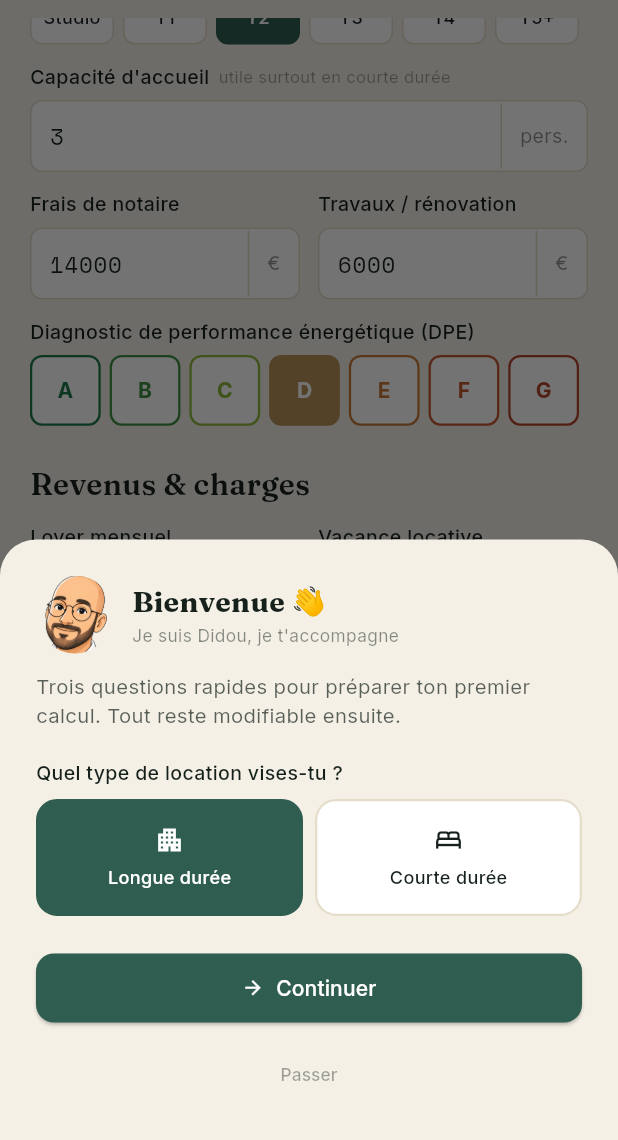
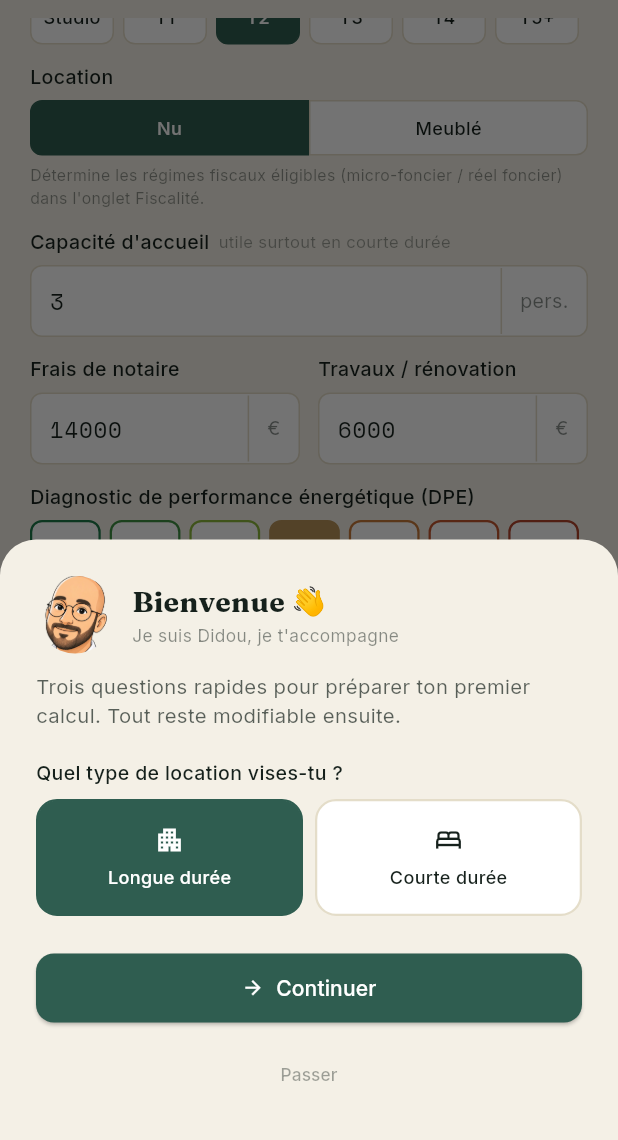
Before and after one commit to didouscossss/Didou-immo, a Flutter app: the screen it shows once a user with an empty profile is signed in, scrolled down 576 dp, on a phone screen of 412 x 824 dp, the part 77-1217 px from its top. Run offline on Flutter 3.47's test engine with Material 3 defaults, Android fonts, the phone set to English and light mode, and no system bars; our stand-ins replace cloud_firestore, cloud_functions, firebase_auth, firebase_core, fl_chart, flutter_map and 5 more; accounts and stored records are empty.

Commit message:
Ajouter le choix meublé / nu dans les caractéristiques du bien
Le calcul des régimes fiscaux (micro-foncier/réel foncier pour le nu,
LMNP micro-BIC/réel pour le meublé) supposait jusqu'ici que les deux
familles de régimes étaient toujours éligibles simultanément en
longue durée, faute de savoir si le bien était meublé — ce qui n'a pas
de sens fiscalement (l'un ou l'autre, jamais les deux).

Ajout d'un choix "Nu / Meublé" dans les caractéristiques du bien
(onglet Bien, visible en longue durée uniquement — la courte durée est
toujours meublée par nature). PropertyInput.meuble détermine
maintenant l'éligibilité réelle des régimes dans computeRegimes ;
l'onglet Fiscalité grise déjà les régimes non éligibles, donc ce choix
s'y reflète directement sans changement d'affichage nécessaire.

Co-Authored-By: Claude Sonnet 5 <noreply@anthropic.com>
Claude-Session: https://claude.ai/code/session_01NBqLjwkqjP62ZSYp1E2rxG

```diff
--- a/lib/screens/rendement/calc_screen.dart
+++ b/lib/screens/rendement/calc_screen.dart
@@ -201,6 +201,52 @@ class _CalcScreenState extends State<CalcScreen> {
             );
           }).toList(),
         ),
+        if (form.mode == RentalMode.longue) ...[
+          const SizedBox(height: 12),
+          Text('Location', style: AppTextStyles.sans(fontSize: 13, fontWeight: FontWeight.w500, color: AppColors.ink)),
+          const SizedBox(height: 6),
+          Row(children: [
+            Expanded(
+              child: GestureDetector(
+                onTap: () => set((f) => f.copyWith(meuble: false)),
+                child: Container(
+                  padding: const EdgeInsets.symmetric(vertical: 9),
+                  alignment: Alignment.center,
+                  decoration: BoxDecoration(
+                    color: !form.meuble ? AppColors.accent : Colors.white,
+                    borderRadius: const BorderRadius.horizontal(left: Radius.circular(8)),
+                    border: Border.all(color: !form.meuble ? AppColors.accent : AppColors.border),
+                  ),
+                  child: Text('Nu', style: AppTextStyles.sans(fontSize: 12, fontWeight: FontWeight.w500, color: !form.meuble ? Colors.white : AppColors.ink)),
+                ),
+              ),
+            ),
+            Expanded(
+              child: GestureDetector(
+                onTap: () => set((f) => f.copyWith(meuble: true)),
+                child: Container(
+                  padding: const EdgeInsets.symmetric(vertical: 9),
+                  alignment: Alignment.center,
+                  decoration: BoxDecoration(
+                    color: form.meuble ? AppColors.accent : Colors.white,
+                    borderRadius: const BorderRadius.horizontal(right: Radius.circular(8)),
+                    border: Border.all(color: form.meuble ? AppColors.accent : AppColors.border),
+                  ),
+                  child: Text('Meublé', style: AppTextStyles.sans(fontSize: 12, fontWeight: FontWeight.w500, color: form.meuble ? Colors.white : AppColors.ink)),
+                ),
+              ),
+            ),
+          ]),
+          Padding(
+            padding: const EdgeInsets.only(top: 6),
+            child: Text(
+              form.meuble
+                  ? 'Détermine les régimes fiscaux éligibles (LMNP micro-BIC / réel) dans l\'onglet Fiscalité.'
+                  : 'Détermine les régimes fiscaux éligibles (micro-foncier / réel foncier) dans l\'onglet Fiscalité.',
+              style: AppTextStyles.sans(fontSize: 10.5, color: AppColors.ink.withValues(alpha: 0.45)),
+            ),
+          ),
+        ],
         const SizedBox(height: 12),
         NumberField(label: "Capacité d'accueil", value: form.capacite, suffix: 'pers.', hint: 'utile surtout en courte durée', onChanged: (v) => set((f) => f.copyWith(capacite: v))),
         const SizedBox(height: 12),
--- a/lib/utils/calculations.dart
+++ b/lib/utils/calculations.dart
@@ -124,6 +124,11 @@ class PropertyInput {
   final double surface;
   final String typeBien;
   final double capacite;
+  /// Location meublée ou nue — n'a de sens qu'en longue durée (la courte
+  /// durée est toujours meublée par nature) ; détermine les régimes
+  /// fiscaux éligibles dans [computeRegimes] (micro-foncier/réel foncier
+  /// pour le nu, LMNP micro-BIC/réel pour le meublé).
+  final bool meuble;
 
   final double prix, notaire, travaux;
 
@@ -166,6 +171,7 @@ class PropertyInput {
     required this.surface,
     this.typeBien = 't2',
     this.capacite = 3,
+    this.meuble = false,
     required this.prix,
     required this.notaire,
     required this.travaux,
@@ -254,6 +260,7 @@ class PropertyInput {
     double? surface,
     String? typeBien,
     double? capacite,
+    bool? meuble,
     double? prix,
     double? notaire,
     double? travaux,
@@ -293,6 +300,7 @@ class PropertyInput {
       surface: surface ?? this.surface,
       typeBien: typeBien ?? this.typeBien,
       capacite: capacite ?? this.capacite,
+      meuble: meuble ?? this.meuble,
       prix: prix ?? this.prix,
       notaire: notaire ?? this.notaire,
       travaux: travaux ?? this.travaux,
@@ -464,7 +472,11 @@ List<RegimeResult> computeRegimes(PropertyInput f, CoreResult core) {
   final interetsAn1 = core.interetsAn1;
   final prixTotal = core.prixTotal;
   final tmi = f.tmi / 100;
-  final eligibleMicroFoncier = f.mode == RentalMode.longue && loyerAnnuelBrut <= 15000;
+  // La courte durée est toujours meublée par nature (location saisonnière) ;
+  // en longue durée, ça dépend du choix meublé/nu du bien (voir onglet Bien).
+  final estMeuble = f.mode == RentalMode.courte || f.meuble;
+  final estNue = f.mode == RentalMode.longue && !f.meuble;
+  final eligibleMicroFoncier = estNue && loyerAnnuelBrut <= 15000;
   final amortAnnuel = (prixTotal * 0.85) / 25;
 
   final defs = <({String id, String label, bool eligible, String note, double Function() base})>[
@@ -478,21 +490,21 @@ List<RegimeResult> computeRegimes(PropertyInput f, CoreResult core) {
     (
       id: 'reel',
       label: 'Réel foncier',
-      eligible: f.mode == RentalMode.longue,
+      eligible: estNue,
       note: "Location nue. Déduction des charges réelles + intérêts d'emprunt.",
       base: () => max(0, loyerAnnuelBrut - chargesAnnuelles - interetsAn1),
     ),
     (
       id: 'lmnpMicro',
       label: 'LMNP micro-BIC',
-      eligible: true,
+      eligible: estMeuble,
       note: 'Location meublée. Abattement forfaitaire 50 % (71 % si tourisme classé).',
       base: () => max(0, loyerAnnuelBrut * 0.5),
     ),
     (
       id: 'lmnpReel',
       label: 'LMNP réel',
-      eligible: true,
+      eligible: estMeuble,
       note: 'Location meublée. Amortissement du bien + charges réelles déduits.',
       base: () => max(0, loyerAnnuelBrut - chargesAnnuelles - interetsAn1 - amortAnnuel),
     ),
--- a/lib/utils/property_input_codec.dart
+++ b/lib/utils/property_input_codec.dart
@@ -20,6 +20,7 @@ extension PropertyInputCodec on PropertyInput {
         'surface': surface,
         'typeBien': typeBien,
         'capacite': capacite,
+        'meuble': meuble,
         'prix': prix,
         'notaire': notaire,
         'travaux': travaux,
@@ -82,6 +83,7 @@ extension PropertyInputCodec on PropertyInput {
       surface: (json['surface'] as num?)?.toDouble() ?? 0,
       typeBien: json['typeBien'] as String? ?? 't2',
       capacite: (json['capacite'] as num?)?.toDouble() ?? 3,
+      meuble: json['meuble'] as bool? ?? false,
       prix: (json['prix'] as num?)?.toDouble() ?? 0,
       notaire: (json['notaire'] as num?)?.toDouble() ?? 0,
       travaux: (json['travaux'] as num?)?.toDouble() ?? 0,
```
